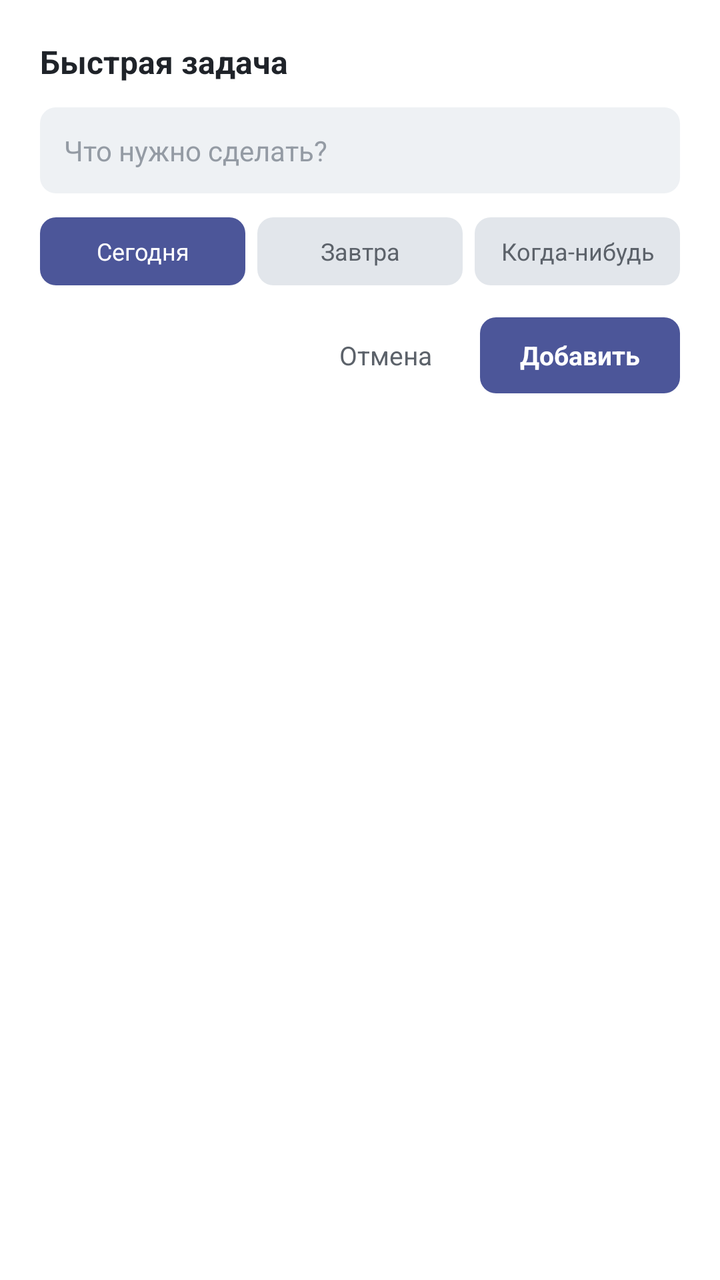
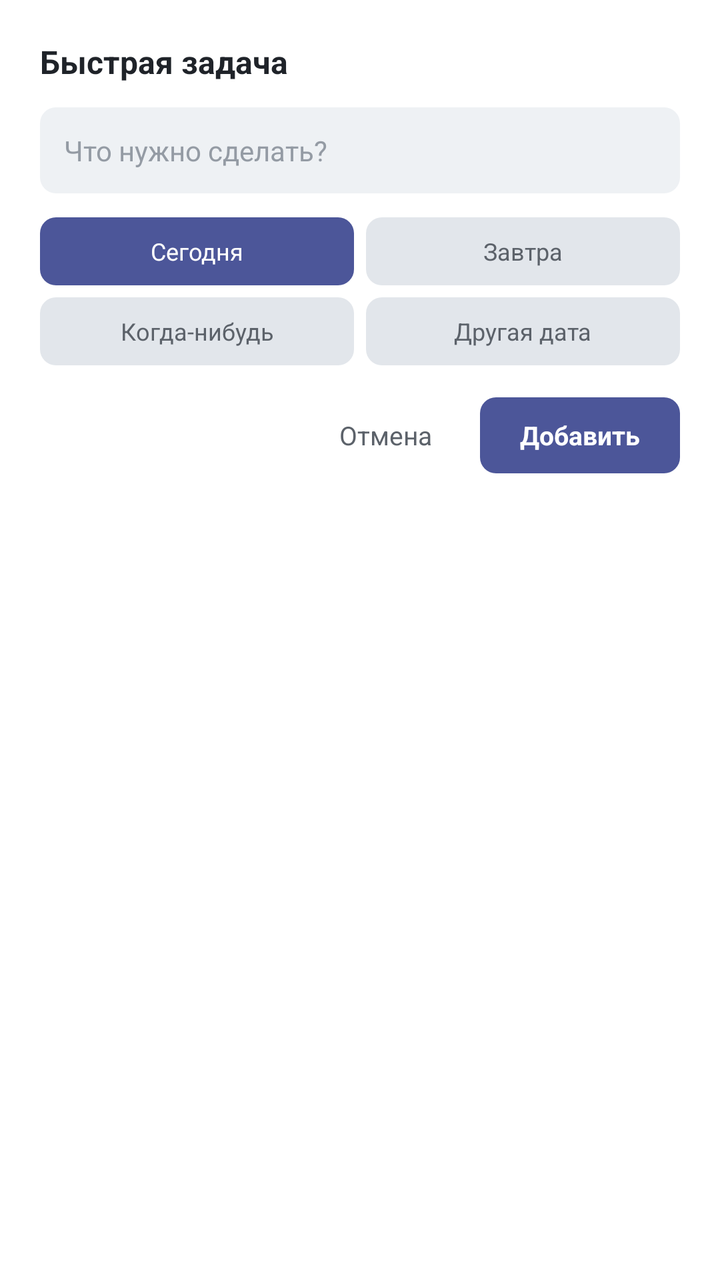

An Android layout rendered at two revisions. The XML below is the earlier revision; the diff shows what the commit changed to produce the second picture.
<!-- AndroidManifest.xml: activity theme QuickAddTheme -->
<!-- res/layout/quick_add.xml -->
<?xml version="1.0" encoding="utf-8"?>
<LinearLayout xmlns:android="http://schemas.android.com/apk/res/android"
    android:layout_width="match_parent"
    android:layout_height="wrap_content"
    android:orientation="vertical"
    android:padding="20dp"
    android:background="@drawable/quick_add_bg">

    <TextView
        android:layout_width="wrap_content"
        android:layout_height="wrap_content"
        android:text="@string/quick_add_title"
        android:textSize="16sp"
        android:textStyle="bold"
        android:textColor="@color/qa_text" />

    <EditText
        android:id="@+id/qa_title"
        android:layout_width="match_parent"
        android:layout_height="wrap_content"
        android:layout_marginTop="12dp"
        android:padding="12dp"
        android:background="@drawable/qa_input_bg"
        android:hint="@string/quick_add_hint"
        android:textColor="@color/qa_text"
        android:textColorHint="@color/qa_hint"
        android:textSize="14sp"
        android:inputType="textCapSentences"
        android:imeOptions="actionDone"
        android:maxLines="1" />

    <LinearLayout
        android:layout_width="match_parent"
        android:layout_height="wrap_content"
        android:layout_marginTop="12dp"
        android:orientation="horizontal">

        <TextView
            android:id="@+id/qa_chip_today"
            android:layout_width="0dp"
            android:layout_height="34dp"
            android:layout_weight="1"
            android:background="@drawable/widget_chip_selected"
            android:text="@string/quick_add_today"
            android:textSize="12sp"
            android:textColor="@color/widget_on_accent"
            android:gravity="center"
            android:layout_marginEnd="6dp" />

        <TextView
            android:id="@+id/qa_chip_tomorrow"
            android:layout_width="0dp"
            android:layout_height="34dp"
            android:layout_weight="1"
            android:background="@drawable/widget_chip"
            android:text="@string/quick_add_tomorrow"
            android:textSize="12sp"
            android:textColor="@color/qa_secondary"
            android:gravity="center"
            android:layout_marginEnd="6dp" />

        <TextView
            android:id="@+id/qa_chip_someday"
            android:layout_width="0dp"
            android:layout_height="34dp"
            android:layout_weight="1"
            android:background="@drawable/widget_chip"
            android:text="@string/quick_add_someday"
            android:textSize="12sp"
            android:textColor="@color/qa_secondary"
            android:gravity="center" />
    </LinearLayout>

    <LinearLayout
        android:layout_width="match_parent"
        android:layout_height="wrap_content"
        android:layout_marginTop="16dp"
        android:orientation="horizontal"
        android:gravity="end">

        <TextView
            android:id="@+id/qa_cancel"
            android:layout_width="wrap_content"
            android:layout_height="38dp"
            android:paddingStart="16dp"
            android:paddingEnd="16dp"
            android:gravity="center"
            android:text="@string/quick_add_cancel"
            android:textSize="13sp"
            android:textColor="@color/qa_secondary" />

        <TextView
            android:id="@+id/qa_save"
            android:layout_width="wrap_content"
            android:layout_height="38dp"
            android:paddingStart="20dp"
            android:paddingEnd="20dp"
            android:layout_marginStart="8dp"
            android:gravity="center"
            android:background="@drawable/qa_save_bg"
            android:text="@string/quick_add_save"
            android:textSize="13sp"
            android:textStyle="bold"
            android:textColor="@color/widget_on_accent" />
    </LinearLayout>
</LinearLayout>
<!-- resources referenced by this layout -->
<resources>
  <color name="qa_hint">#949BA4</color>
  <color name="qa_secondary">#5C626A</color>
  <color name="qa_text">#1F2329</color>
  <color name="widget_on_accent">#FFFFFF</color>
  <!-- drawable qa_input_bg (drawable) -->
  <?xml version="1.0" encoding="utf-8"?>
  <shape xmlns:android="http://schemas.android.com/apk/res/android" android:shape="rectangle">
      <solid android:color="@color/qa_input_bg" />
      <corners android:radius="8dp" />
  </shape>
  <!-- drawable qa_save_bg (drawable) -->
  <?xml version="1.0" encoding="utf-8"?>
  <shape xmlns:android="http://schemas.android.com/apk/res/android" android:shape="rectangle">
      <solid android:color="@color/widget_accent" />
      <corners android:radius="8dp" />
  </shape>
  <!-- drawable quick_add_bg (drawable) -->
  <?xml version="1.0" encoding="utf-8"?>
  <shape xmlns:android="http://schemas.android.com/apk/res/android" android:shape="rectangle">
      <solid android:color="@color/widget_bg_light" />
      <corners android:radius="20dp" />
  </shape>
  <!-- drawable widget_chip (drawable) -->
  <?xml version="1.0" encoding="utf-8"?>
  <shape xmlns:android="http://schemas.android.com/apk/res/android" android:shape="rectangle">
      <solid android:color="@color/widget_chip_light" />
      <corners android:radius="8dp" />
  </shape>
  <!-- drawable widget_chip_selected (drawable) -->
  <?xml version="1.0" encoding="utf-8"?>
  <shape xmlns:android="http://schemas.android.com/apk/res/android" android:shape="rectangle">
      <solid android:color="@color/widget_accent" />
      <corners android:radius="8dp" />
  </shape>
  <string name="quick_add_cancel">"Отмена"</string>
  <string name="quick_add_hint">"Что нужно сделать?"</string>
  <string name="quick_add_save">"Добавить"</string>
  <string name="quick_add_someday">"Когда-нибудь"</string>
  <string name="quick_add_title">"Быстрая задача"</string>
  <string name="quick_add_today">"Сегодня"</string>
  <string name="quick_add_tomorrow">"Завтра"</string>
  <style name="QuickAddTheme" parent="Theme.MaterialComponents.Dialog">
          <item name="android:windowIsTranslucent">true</item>
          <item name="android:windowBackground">@android:color/transparent</item>
          <item name="android:windowNoTitle">true</item>
          <item name="android:windowIsFloating">true</item>
          <item name="android:backgroundDimEnabled">true</item>
          <item name="android:windowSoftInputMode">stateVisible|adjustResize</item>
      </style>
  <color name="qa_input_bg">#EEF1F4</color>
  <color name="widget_accent">#4C5699</color>
  <color name="widget_bg_light">#FFFFFF</color>
  <color name="widget_chip_light">#E2E6EB</color>
</resources>

<!-- the commit's change to res/layout/quick_add.xml (unified diff, before → after) -->
@@ -29,6 +29,7 @@
         android:imeOptions="actionDone"
         android:maxLines="1" />
 
+    
     <LinearLayout
         android:layout_width="match_parent"
         android:layout_height="wrap_content"
@@ -56,8 +57,14 @@
             android:text="@string/quick_add_tomorrow"
             android:textSize="12sp"
             android:textColor="@color/qa_secondary"
-            android:gravity="center"
-            android:layout_marginEnd="6dp" />
+            android:gravity="center" />
+    </LinearLayout>
+
+    <LinearLayout
+        android:layout_width="match_parent"
+        android:layout_height="wrap_content"
+        android:layout_marginTop="6dp"
+        android:orientation="horizontal">
 
         <TextView
             android:id="@+id/qa_chip_someday"
@@ -66,6 +73,18 @@
             android:layout_weight="1"
             android:background="@drawable/widget_chip"
             android:text="@string/quick_add_someday"
+            android:textSize="12sp"
+            android:textColor="@color/qa_secondary"
+            android:gravity="center"
+            android:layout_marginEnd="6dp" />
+
+        <TextView
+            android:id="@+id/qa_chip_date"
+            android:layout_width="0dp"
+            android:layout_height="34dp"
+            android:layout_weight="1"
+            android:background="@drawable/widget_chip"
+            android:text="@string/quick_add_other_date"
             android:textSize="12sp"
             android:textColor="@color/qa_secondary"
             android:gravity="center" />
<!-- resource entries referenced after the edit -->
@@ -36,6 +36,7 @@
   </shape>
   <string name="quick_add_cancel">"Отмена"</string>
   <string name="quick_add_hint">"Что нужно сделать?"</string>
+  <string name="quick_add_other_date">"Другая дата"</string>
   <string name="quick_add_save">"Добавить"</string>
   <string name="quick_add_someday">"Когда-нибудь"</string>
   <string name="quick_add_title">"Быстрая задача"</string>
